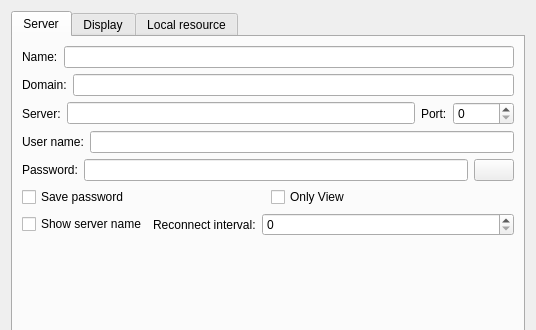
The window that Plugins/FreeRDP/Client/DlgSetFreeRDP.ui (KangLin/RabbitRemoteControl) describes before a commit, drawn with Qt 5; both pictures show x 0 to 536 and y 0 to 330 of the 536 by 540 pixel window.
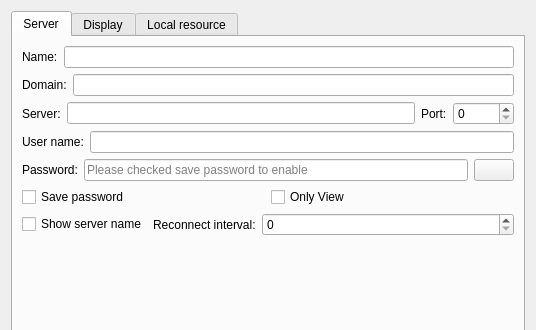
The same window after the commit. Icons and pictures are not drawn.

Commit message:
FreeRDP: modify input password
When using the "Edit and Connect" feature in the connection list, if you do not choose to "save password", the Enter Password dialog box appears again when you connect after you enter the password. The reason is that after the settings dialog, save the configuration file, and then use the configuration file to connect. At this time, if you do not save the password, the password will not be saved to the configuration file, so the Enter Password dialog will appear when connecting.

Patch:
```diff
--- a/Plugins/FreeRDP/Client/DlgSetFreeRDP.ui
+++ b/Plugins/FreeRDP/Client/DlgSetFreeRDP.ui
@@ -82,6 +82,9 @@
            <property name="echoMode">
             <enum>QLineEdit::Password</enum>
            </property>
+           <property name="placeholderText">
+            <string>Please checked save password to enable</string>
+           </property>
           </widget>
          </item>
          <item>
```
Left out of the diff: 3 changed lines with no effect on the pictures. The commit also changes 38 other files.
